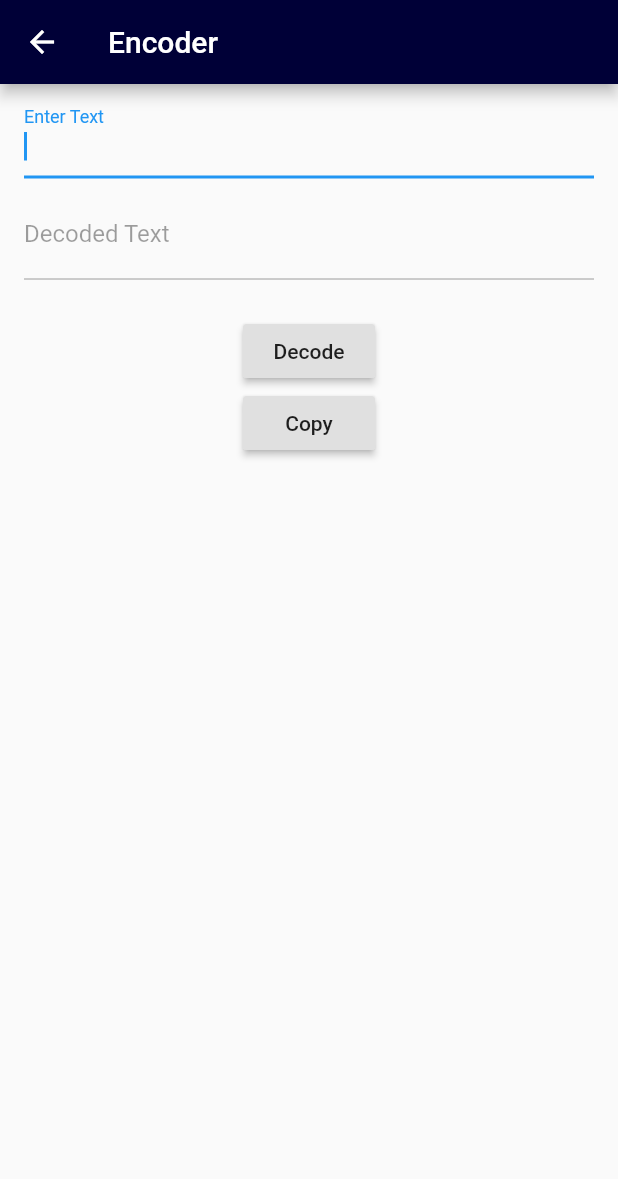
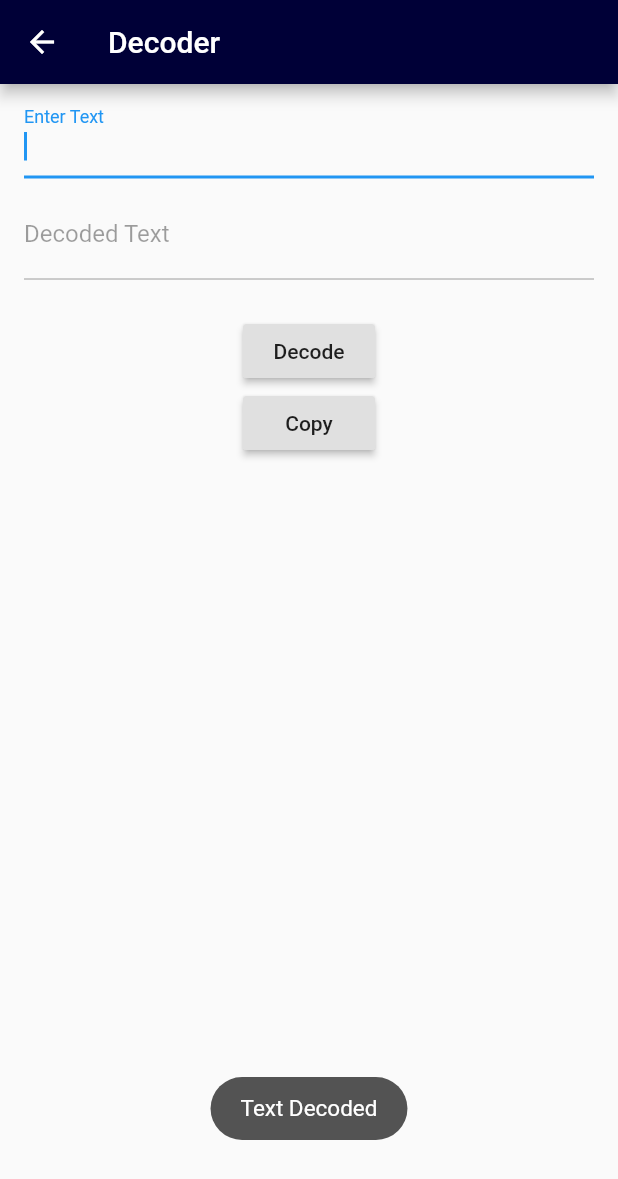
Before and after one commit to harshganatra111/Base64, a Flutter app: the Decoder screen opened directly, after a tap on "Decode", on a phone screen of 412 x 824 dp. Shown: the top 1179 px of the screen. Run offline on Flutter 3.47's test engine with Material 2 defaults, Android fonts, the phone set to English and light mode, and no system bars; our stand-ins replace toast.

Commit message:
add toast messages

```diff
--- a/lib/Decoder.dart
+++ b/lib/Decoder.dart
@@ -1,6 +1,8 @@
 import 'package:flutter/material.dart';
 import 'dart:convert';
 import 'package:flutter/services.dart';
+import 'package:toast/toast.dart';
+
 
 class Decoder extends StatefulWidget {
   @override
@@ -15,7 +17,7 @@ class _DecoderState extends State<Decoder> {
   Widget build(BuildContext context) {
     return Scaffold(
       appBar: AppBar(
-        title: Text("Encoder"),
+        title: Text("Decoder"),
         backgroundColor: Color.fromRGBO(0 , 0, 55, 1.0),
       ),
       body: Center(
@@ -49,23 +51,29 @@ class _DecoderState extends State<Decoder> {
             Padding(padding: EdgeInsets.all(10),),
             RaisedButton(
               onPressed: (){
-                print(inputText.text);
-                String retEncTxt = encode(inputText.text);
-                print(retEncTxt);
-                 setState((){
+
+                String retEncTxt = decode(inputText.text);
+                Toast.show("Text Decoded", context, duration: Toast.LENGTH_SHORT, gravity:  Toast.BOTTOM);
+                decTxt.clear();
+                setState((){
                   decTxt.text = decodedText;
                 });
               },
               child: Text("Decode"),
-
             ),
             RaisedButton(
 
               child: Text('Copy'),
               onPressed: (){
-                                  Clipboard.setData(new ClipboardData(text: decodedText));
+                    if(decodedText.isEmpty){
+                                 Toast.show("Field is empty", context, duration: Toast.LENGTH_SHORT, gravity:  Toast.BOTTOM);
 
+                }
+                else{
+                  Clipboard.setData(new ClipboardData(text: decodedText));
+               Toast.show("Decoded text copied", context, duration: Toast.LENGTH_SHORT, gravity:  Toast.BOTTOM);
 
+                }
                 },
             ),
           ],
@@ -73,7 +81,7 @@ class _DecoderState extends State<Decoder> {
       ),
     );
   }
-  String encode(String inp){
+  String decode(String inp){
     String credentials = inp;
 Codec<String, String> stringToBase64 = utf8.fuse(base64);
  decodedText = stringToBase64.decode(credentials);
--- a/lib/Encoder.dart
+++ b/lib/Encoder.dart
@@ -1,6 +1,6 @@
 import 'package:flutter/material.dart';
 import 'dart:convert';
-
+import 'package:toast/toast.dart';
 import 'package:flutter/services.dart';
 
 class Encoder extends StatefulWidget {
@@ -51,23 +51,29 @@ class _EncoderState extends State<Encoder> {
             Padding(padding: EdgeInsets.all(10),),
             RaisedButton(
               onPressed: (){
-                print(inputText.text);
+
                 String retEncTxt = encode(inputText.text);
-                print(retEncTxt);
+                Toast.show("Text Encoded", context, duration: Toast.LENGTH_SHORT, gravity:  Toast.BOTTOM);
+
+                encTxt.clear();
                  setState((){
                   encTxt.text = encodedText;
                 });
               },
               child: Text("Encode"),
-
             ),
             RaisedButton(
-
               child: Text('Copy'),
               onPressed: (){
+                if(encodedText.isEmpty){
+                                 Toast.show("Field is empty", context, duration: Toast.LENGTH_SHORT, gravity:  Toast.BOTTOM);
 
-                Clipboard.setData(new ClipboardData(text: encodedText));
+                }
+                else{
+                  Clipboard.setData(new ClipboardData(text: encodedText));
+               Toast.show("Encoded text copied", context, duration: Toast.LENGTH_SHORT, gravity:  Toast.BOTTOM);
 
+                }
                 },
             ),
           ],
```
Also changed, not shown: pubspec.yaml (+7 -1 lines), pubspec.lock.
